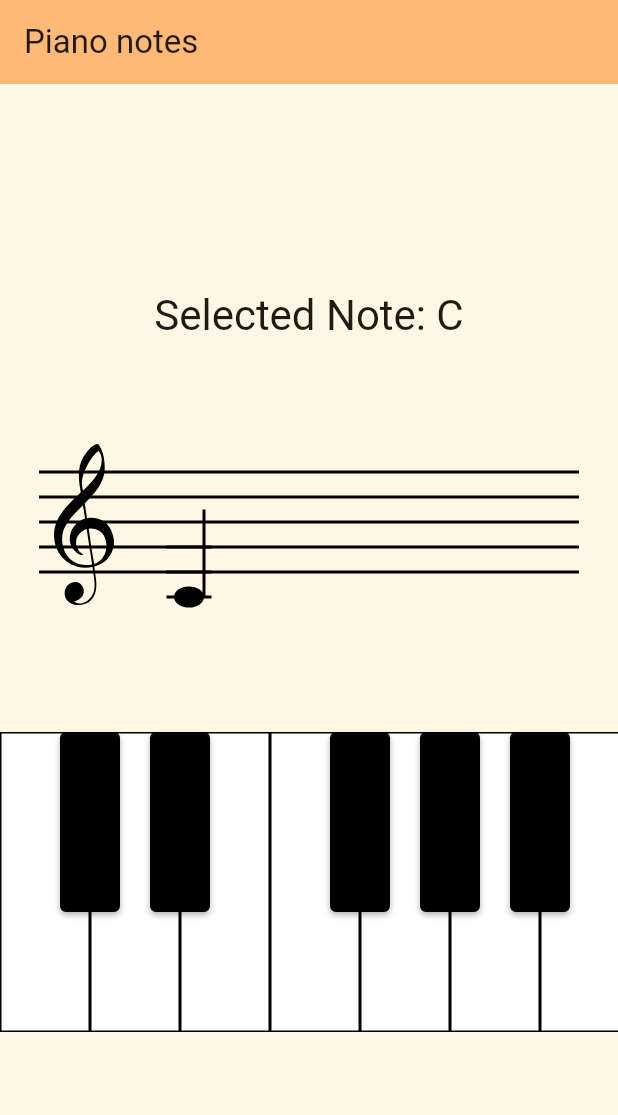
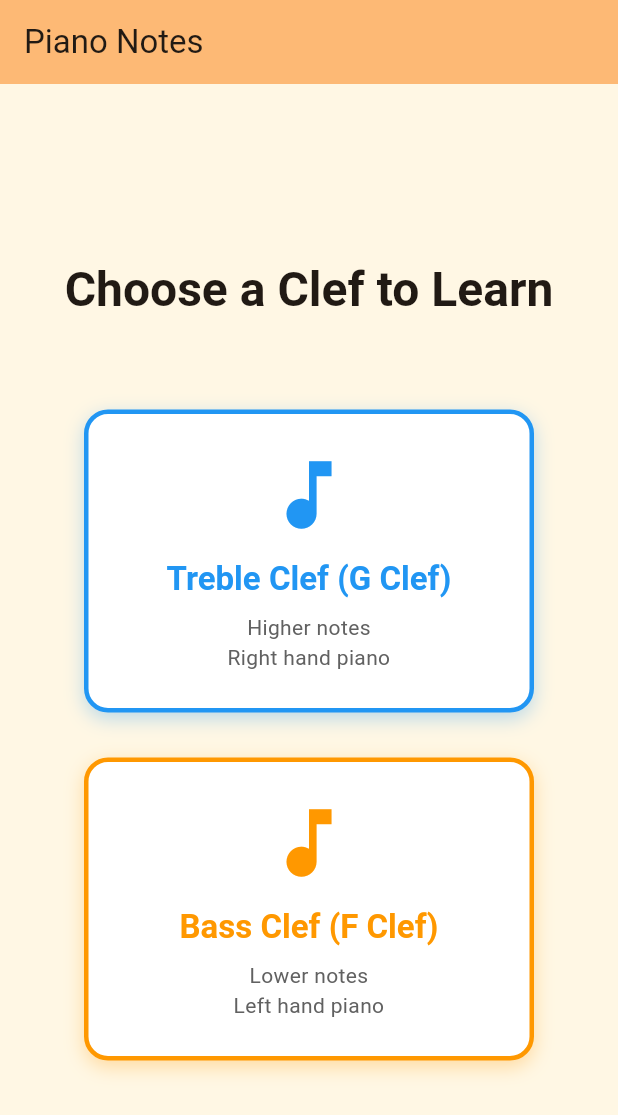
Before and after one commit to kstopa/piano-notes, a Flutter app: the screen it shows after launch, on a phone screen of 412 x 824 dp. Shown: the top 1115 px of the screen. Run offline on Flutter 3.47's test engine with Material 3 defaults, Android fonts, the phone set to English and light mode, and no system bars; our stand-ins replace flutter_svg.

Commit message:
feat: added clef selection screen

```diff
--- a/lib/core/lesson.dart
+++ b/lib/core/lesson.dart
@@ -1,16 +1,33 @@
 
 import 'dart:math';
 
+enum ClefType {
+  treble,
+  bass,
+}
 
 class Lesson {
 
   String currentNote;
-  static const notes = ['A', 'B', 'C', 'D', 'E', 'F', 'G', 'H', 'A#', 'B#', 'C#', 'D#', 'E#', 'F#', 'G#'];
+  final ClefType clefType;
 
-  Lesson(this.currentNote);
+  // Treble clef notes (G clef) - higher register
+  static const trebleNotes = ['C', 'D', 'E', 'F', 'G', 'A', 'B', 'C#', 'D#', 'F#', 'G#', 'A#'];
+
+  // Bass clef notes (F clef) - lower register
+  static const bassNotes = ['C', 'D', 'E', 'F', 'G', 'A', 'B', 'C#', 'D#', 'F#', 'G#', 'A#'];
+
+  Lesson(this.currentNote, {this.clefType = ClefType.treble});
+
+  List<String> get notes {
+    return clefType == ClefType.treble ? trebleNotes : bassNotes;
+  }
 
   String getNextNote() {
-    int next = Random().nextInt(Lesson.notes.length);
+    int next = Random().nextInt(notes.length);
+    if (notes[next] == currentNote) {
+      return getNextNote();
+    }
     currentNote = notes[next];
     return currentNote;
   }
--- a/lib/main.dart
+++ b/lib/main.dart
@@ -1,5 +1,6 @@
 import 'package:flutter/material.dart';
 import 'package:music_notes/core/lesson.dart';
+import 'package:music_notes/screens/start_screen.dart';
 import 'package:music_notes/widgets/keyboard.dart';
 import 'package:music_notes/widgets/staff.dart';
 
@@ -14,28 +15,24 @@ class MyApp extends StatelessWidget {
   @override
   Widget build(BuildContext context) {
     return MaterialApp(
-      title: 'Flutter Demo',
+      title: 'Piano Notes',
       theme: ThemeData(
         colorScheme: ColorScheme.fromSeed(seedColor: Colors.orange),
       ),
-      home: const MyHomePage(title: 'Piano notes'),
+      home: const StartScreen(),
     );
   }
 }
 
 class MyHomePage extends StatefulWidget {
-  const MyHomePage({super.key, required this.title});
-
-  // This widget is the home page of your application. It is stateful, meaning
-  // that it has a State object (defined below) that contains fields that affect
-  // how it looks.
-
-  // This class is the configuration for the state. It holds the values (in this
-  // case the title) provided by the parent (in this case the App widget) and
-  // used by the build method of the State. Fields in a Widget subclass are
-  // always marked "final".
+  const MyHomePage({
+    super.key,
+    required this.title,
+    this.clefType = ClefType.treble,
+  });
 
   final String title;
+  final ClefType clefType;
 
   @override
   State<MyHomePage> createState() => _MyHomePageState();
@@ -43,8 +40,14 @@ class MyHomePage extends StatefulWidget {
 
 class _MyHomePageState extends State<MyHomePage> {
   String _selectedNote = 'C';
-  Lesson lesson = Lesson('C');
-  Color _backgroundColor = Color.fromARGB(255, 255, 247, 228);
+  late Lesson lesson;
+  Color _backgroundColor = const Color.fromARGB(255, 255, 247, 228);
+
+  @override
+  void initState() {
+    super.initState();
+    lesson = Lesson('C', clefType: widget.clefType);
+  }
 
   void _onKeyPressed(String note) {
     setState(() {
@@ -87,7 +90,7 @@ class _MyHomePageState extends State<MyHomePage> {
               style: Theme.of(context).textTheme.headlineMedium,
             ),
             const SizedBox(height: 20),
-            MusicalStaff(note: _selectedNote),
+            MusicalStaff(note: _selectedNote, clefType: widget.clefType),
             const SizedBox(height: 40),
             PianoKeyboard(
               onKeyPressed: _onKeyPressed,
--- /dev/null
+++ b/lib/screens/start_screen.dart
@@ -0,0 +1,131 @@
+import 'package:flutter/material.dart';
+import 'package:music_notes/core/lesson.dart';
+import 'package:music_notes/main.dart';
+
+class StartScreen extends StatelessWidget {
+  const StartScreen({super.key});
+
+  @override
+  Widget build(BuildContext context) {
+    return Scaffold(
+      backgroundColor: const Color.fromARGB(255, 255, 247, 228),
+      appBar: AppBar(
+        backgroundColor: Theme.of(context).colorScheme.inversePrimary,
+        title: const Text('Piano Notes'),
+      ),
+      body: Center(
+        child: Column(
+          mainAxisAlignment: MainAxisAlignment.center,
+          children: [
+            Text(
+              'Choose a Clef to Learn',
+              style: Theme.of(context).textTheme.headlineLarge?.copyWith(
+                    fontWeight: FontWeight.bold,
+                  ),
+            ),
+            const SizedBox(height: 60),
+            _ClefSelectionCard(
+              title: 'Treble Clef (G Clef)',
+              icon: Icons.music_note,
+              description: 'Higher notes\nRight hand piano',
+              color: Colors.blue,
+              onTap: () {
+                Navigator.of(context).push(
+                  MaterialPageRoute(
+                    builder: (context) => const MyHomePage(
+                      title: 'Piano Notes - Treble Clef',
+                      clefType: ClefType.treble,
+                    ),
+                  ),
+                );
+              },
+            ),
+            const SizedBox(height: 30),
+            _ClefSelectionCard(
+              title: 'Bass Clef (F Clef)',
+              icon: Icons.music_note,
+              description: 'Lower notes\nLeft hand piano',
+              color: Colors.orange,
+              onTap: () {
+                Navigator.of(context).push(
+                  MaterialPageRoute(
+                    builder: (context) => const MyHomePage(
+                      title: 'Piano Notes - Bass Clef',
+                      clefType: ClefType.bass,
+                    ),
+                  ),
+                );
+              },
+            ),
+          ],
+        ),
+      ),
+    );
+  }
+}
+
+class _ClefSelectionCard extends StatelessWidget {
+  final String title;
+  final IconData icon;
+  final String description;
+  final Color color;
+  final VoidCallback onTap;
+
+  const _ClefSelectionCard({
+    required this.title,
+    required this.icon,
+    required this.description,
+    required this.color,
+    required this.onTap,
+  });
+
+  @override
+  Widget build(BuildContext context) {
+    return InkWell(
+      onTap: onTap,
+      borderRadius: BorderRadius.circular(16),
+      child: Container(
+        width: 300,
+        padding: const EdgeInsets.all(24),
+        decoration: BoxDecoration(
+          color: Colors.white,
+          borderRadius: BorderRadius.circular(16),
+          border: Border.all(color: color, width: 3),
+          boxShadow: [
+            BoxShadow(
+              color: color.withValues(alpha: 0.3),
+              blurRadius: 10,
+              offset: const Offset(0, 4),
+            ),
+          ],
+        ),
+        child: Column(
+          children: [
+            Icon(
+              icon,
+              size: 60,
+              color: color,
+            ),
+            const SizedBox(height: 12),
+            Text(
+              title,
+              style: Theme.of(context).textTheme.titleLarge?.copyWith(
+                    fontWeight: FontWeight.bold,
+                    color: color,
+                  ),
+              textAlign: TextAlign.center,
+            ),
+            const SizedBox(height: 8),
+            Text(
+              description,
+              style: Theme.of(context).textTheme.bodyMedium?.copyWith(
+                    color: Colors.grey[700],
+                  ),
+              textAlign: TextAlign.center,
+            ),
+          ],
+        ),
+      ),
+    );
+  }
+}
--- a/lib/widgets/staff.dart
+++ b/lib/widgets/staff.dart
@@ -1,17 +1,20 @@
 import 'package:flutter/material.dart';
 import 'package:flutter_svg/flutter_svg.dart';
+import 'package:music_notes/core/lesson.dart';
 
 /// A widget that draws a musical staff (pentagram) with a note on it
 class MusicalStaff extends StatelessWidget {
   final String note;
   final double width;
   final double height;
+  final ClefType clefType;
 
   const MusicalStaff({
     super.key,
     required this.note,
     this.width = 400,
     this.height = 200,
+    this.clefType = ClefType.treble,
   });
 
   @override
@@ -23,16 +26,16 @@ class MusicalStaff extends StatelessWidget {
         children: [
           CustomPaint(
             size: Size(width, height),
-            painter: StaffPainter(note: note),
+            painter: StaffPainter(note: note, clefType: clefType),
           ),
-          // Position the G clef SVG on the staff
+          // Position the clef SVG on the staff
           Positioned(
             left: 30,
-            top: height / 3 - 20, // Align with staff
+            top: clefType == ClefType.treble ? height / 3 - 20 : height / 3 + 10,
             child: SvgPicture.asset(
-              'assets/gclef.svg',
+              clefType == ClefType.treble ? 'assets/gclef.svg' : 'assets/fclef.svg',
               width: 40,
-              height: 110,
+              height: clefType == ClefType.treble ? 110 : 80,
               colorFilter: const ColorFilter.mode(Colors.black, BlendMode.srcIn),
             ),
           ),
@@ -44,14 +47,15 @@ class MusicalStaff extends StatelessWidget {
 
 class StaffPainter extends CustomPainter {
   final String note;
+  final ClefType clefType;
 
-  StaffPainter({required this.note});
+  StaffPainter({required this.note, this.clefType = ClefType.treble});
 
   // Map notes to their vertical positions on the staff
-  // Position 6 is the middle line (G in clef)
+  // Position 0 is the top line, position 4 is the bottom line
   // Positive numbers go down, negative numbers go up
-  static const Map<String, int> _notePositions = {
-    // Treble clef notes
+  static const Map<String, int> _trebleNotePositions = {
+    // Treble clef notes (G clef)
     'C': 10,   // Below the staff
     'D': 9,
     'E': 8,
@@ -64,6 +68,22 @@ class StaffPainter extends CustomPainter {
     'F#': 7,
     'G#': 6,
     'A#': 5,
+  };
+
+  static const Map<String, int> _bassNotePositions = {
+    // Bass clef notes (F clef)
+    'C': 6,    // Middle line
+    'D': 5,
+    'E': 4,
+    'F': 3,    // Top space
+    'G': 2,
+    'A': 1,    // Above staff
+    'B': 0,
+    'C#': 6,
+    'D#': 5,
+    'F#': 3,
+    'G#': 2,
+    'A#': 1,
   };
 
   @override
@@ -94,7 +114,8 @@ class StaffPainter extends CustomPainter {
     }
 
     // Draw the note
-    final notePosition = _notePositions[note] ?? 0;
+    final notePositions = clefType == ClefType.treble ? _trebleNotePositions : _bassNotePositions;
+    final notePosition = notePositions[note] ?? 0;
     final noteY = staffStartY + (notePosition * staffLineSpacing / 2);
     final noteX = staffStartX + 100;
 
--- a/pubspec.yaml
+++ b/pubspec.yaml
@@ -61,6 +61,7 @@ flutter:
   # To add assets to your application, add an assets section, like this:
   assets:
     - assets/gclef.svg
+    - assets/fclef.svg
 
   # An image asset can refer to one or more resolution-specific "variants", see
   # https://flutter.dev/to/resolution-aware-images
```
